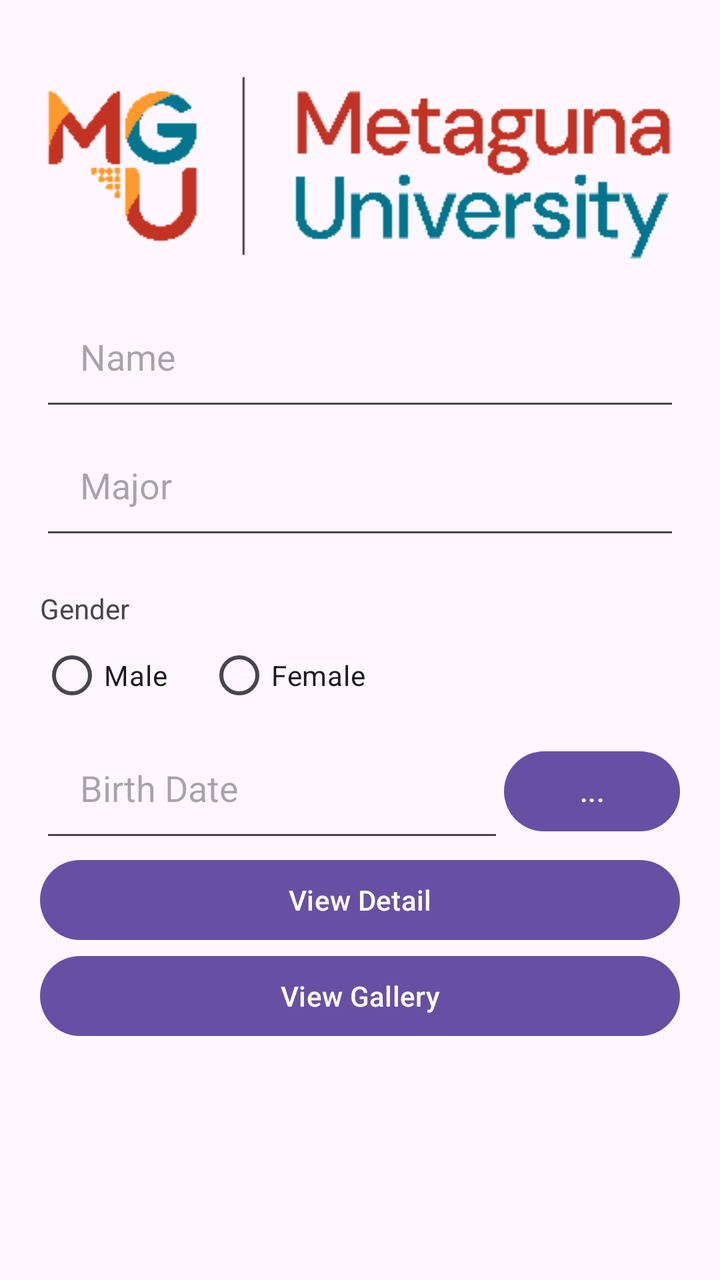
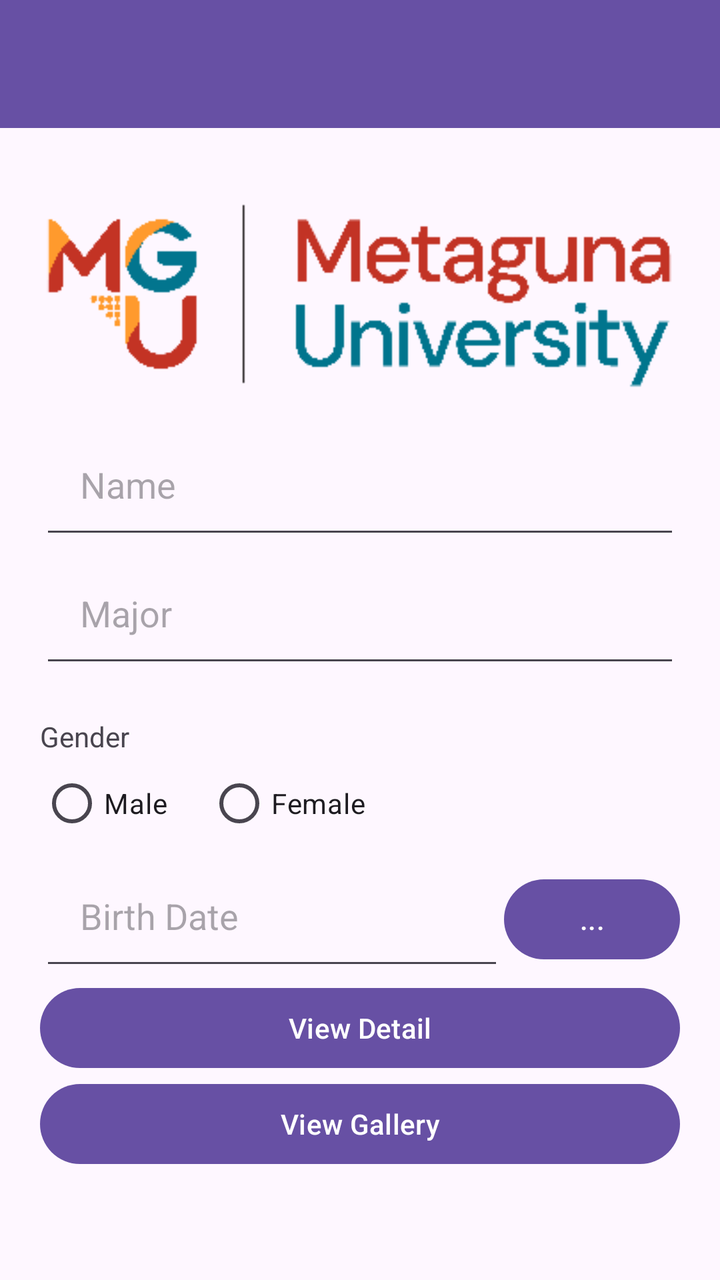

An Android layout rendered at two revisions. The XML below is the earlier revision; the diff shows what the commit changed to produce the second picture.
<!-- AndroidManifest.xml: application theme Theme.MP -->
<!-- res/layout/profile_screen.xml -->
<?xml version="1.0" encoding="utf-8"?>
<LinearLayout xmlns:android="http://schemas.android.com/apk/res/android"
    xmlns:app="http://schemas.android.com/apk/res-auto"
    android:orientation="vertical"
    android:layout_width="match_parent"
    android:layout_height="match_parent"
    android:padding="@dimen/padding_default"
    >

    <ImageView
        android:id="@+id/imageView"
        android:layout_width="match_parent"
        android:layout_height="wrap_content"
        android:contentDescription="@null"
        android:src="@drawable/metaguna" />

    <EditText
        android:id="@+id/name_text"
        android:layout_width="match_parent"
        android:layout_height="wrap_content"
        android:inputType="text"
        android:padding="@dimen/padding_default"
        android:hint="Name"
        android:visibility="visible" />

    <EditText
        android:id="@+id/major_text"
        android:layout_width="match_parent"
        android:layout_height="wrap_content"
        android:visibility="visible"
        android:hint="Major"
        android:inputType="text"
        android:padding="@dimen/padding_default"
         />

    <TextView
        android:id="@+id/textView4"
        android:layout_width="match_parent"
        android:layout_height="wrap_content"
        android:paddingTop="@dimen/padding_default"
        android:text="Gender" />

    <RadioGroup
        android:id="@+id/gender_group"
        android:layout_width="match_parent"
        android:layout_height="wrap_content"
        android:orientation="horizontal">

        <RadioButton
            android:id="@+id/man_radio"
            android:layout_width="wrap_content"
            android:layout_height="wrap_content"
            android:paddingRight="@dimen/padding_default"
            android:text="Male" />

        <RadioButton
            android:id="@+id/women_radio"
            android:layout_width="wrap_content"
            android:layout_height="wrap_content"
            android:text="Female" />
    </RadioGroup>

    <LinearLayout
        android:layout_width="match_parent"
        android:layout_height="wrap_content"
        android:orientation="horizontal"
        >

        <EditText
            android:id="@+id/birth_date"
            android:layout_width="227dp"
            android:layout_height="wrap_content"
            android:layout_weight="1"
            android:hint="Birth Date"
            android:inputType="text"
            android:onClick="dateDialogListener"
            android:padding="@dimen/padding_default"
            android:visibility="visible" />

        <Button
            android:id="@+id/datepicker"
            android:layout_width="wrap_content"
            android:layout_height="wrap_content"
            android:text="..." />

    </LinearLayout>

    <ListView
        android:id="@+id/city"
        android:layout_width="match_parent"
        android:layout_height="wrap_content" />

    <Button
        android:id="@+id/detail_btn"
        android:layout_width="match_parent"
        android:layout_height="wrap_content"
        android:text="View Detail" />

    <Button
        android:id="@+id/btn_gallery"
        android:layout_width="match_parent"
        android:layout_height="wrap_content"
        android:text="View Gallery" />


</LinearLayout>
<!-- resources referenced by this layout -->
<resources>
  <dimen name="padding_default">20dp</dimen>
  <!-- drawable metaguna: png bitmap (drawable, 5813 bytes) -->
  <style name="Theme.MP" parent="Theme.Material3.DayNight.NoActionBar" />
</resources>

<!-- the commit's change to res/layout/profile_screen.xml (unified diff, before → after) -->
@@ -1,106 +1,116 @@
 <?xml version="1.0" encoding="utf-8"?>
 <LinearLayout xmlns:android="http://schemas.android.com/apk/res/android"
     xmlns:app="http://schemas.android.com/apk/res-auto"
+    android:id="@+id/main"
     android:orientation="vertical"
     android:layout_width="match_parent"
-    android:layout_height="match_parent"
-    android:padding="@dimen/padding_default"
-    >
+    android:layout_height="match_parent">
 
-    <ImageView
-        android:id="@+id/imageView"
+    <androidx.appcompat.widget.Toolbar
+        android:id="@+id/toolbar"
         android:layout_width="match_parent"
         android:layout_height="wrap_content"
-        android:contentDescription="@null"
-        android:src="@drawable/metaguna" />
-
-    <EditText
-        android:id="@+id/name_text"
-        android:layout_width="match_parent"
-        android:layout_height="wrap_content"
-        android:inputType="text"
-        android:padding="@dimen/padding_default"
-        android:hint="Name"
-        android:visibility="visible" />
-
-    <EditText
-        android:id="@+id/major_text"
-        android:layout_width="match_parent"
-        android:layout_height="wrap_content"
-        android:visibility="visible"
-        android:hint="Major"
-        android:inputType="text"
-        android:padding="@dimen/padding_default"
-         />
-
-    <TextView
-        android:id="@+id/textView4"
-        android:layout_width="match_parent"
-        android:layout_height="wrap_content"
-        android:paddingTop="@dimen/padding_default"
-        android:text="Gender" />
-
-    <RadioGroup
-        android:id="@+id/gender_group"
-        android:layout_width="match_parent"
-        android:layout_height="wrap_content"
-        android:orientation="horizontal">
-
-        <RadioButton
-            android:id="@+id/man_radio"
-            android:layout_width="wrap_content"
-            android:layout_height="wrap_content"
-            android:paddingRight="@dimen/padding_default"
-            android:text="Male" />
-
-        <RadioButton
-            android:id="@+id/women_radio"
-            android:layout_width="wrap_content"
-            android:layout_height="wrap_content"
-            android:text="Female" />
-    </RadioGroup>
+        android:background="?attr/colorPrimary"
+        android:theme="@style/ThemeOverlay.AppCompat.Dark.ActionBar" />
 
     <LinearLayout
+        android:orientation="vertical"
         android:layout_width="match_parent"
-        android:layout_height="wrap_content"
-        android:orientation="horizontal"
-        >
+        android:layout_height="match_parent"
+        android:padding="@dimen/padding_default">
+
+        <ImageView
+            android:id="@+id/imageView"
+            android:layout_width="match_parent"
+            android:layout_height="wrap_content"
+            android:contentDescription="@null"
+            android:src="@drawable/metaguna" />
 
         <EditText
-            android:id="@+id/birth_date"
-            android:layout_width="227dp"
+            android:id="@+id/name_text"
+            android:layout_width="match_parent"
             android:layout_height="wrap_content"
-            android:layout_weight="1"
-            android:hint="Birth Date"
             android:inputType="text"
-            android:onClick="dateDialogListener"
             android:padding="@dimen/padding_default"
+            android:hint="Name"
             android:visibility="visible" />
 
+        <EditText
+            android:id="@+id/major_text"
+            android:layout_width="match_parent"
+            android:layout_height="wrap_content"
+            android:visibility="visible"
+            android:hint="Major"
+            android:inputType="text"
+            android:padding="@dimen/padding_default" />
+
+        <TextView
+            android:id="@+id/textView4"
+            android:layout_width="match_parent"
+            android:layout_height="wrap_content"
+            android:paddingTop="@dimen/padding_default"
+            android:text="Gender" />
+
+        <RadioGroup
+            android:id="@+id/gender_group"
+            android:layout_width="match_parent"
+            android:layout_height="wrap_content"
+            android:orientation="horizontal">
+
+            <RadioButton
+                android:id="@+id/man_radio"
+                android:layout_width="wrap_content"
+                android:layout_height="wrap_content"
+                android:paddingRight="@dimen/padding_default"
+                android:text="Male" />
+
+            <RadioButton
+                android:id="@+id/women_radio"
+                android:layout_width="wrap_content"
+                android:layout_height="wrap_content"
+                android:text="Female" />
+        </RadioGroup>
+
+        <LinearLayout
+            android:layout_width="match_parent"
+            android:layout_height="wrap_content"
+            android:orientation="horizontal">
+
+            <EditText
+                android:id="@+id/birth_date"
+                android:layout_width="227dp"
+                android:layout_height="wrap_content"
+                android:layout_weight="1"
+                android:hint="Birth Date"
+                android:inputType="text"
+                android:onClick="dateDialogListener"
+                android:padding="@dimen/padding_default"
+                android:visibility="visible" />
+
+            <Button
+                android:id="@+id/datepicker"
+                android:layout_width="wrap_content"
+                android:layout_height="wrap_content"
+                android:text="..." />
+
+        </LinearLayout>
+
+        <ListView
+            android:id="@+id/city"
+            android:layout_width="match_parent"
+            android:layout_height="wrap_content" />
+
         <Button
-            android:id="@+id/datepicker"
-            android:layout_width="wrap_content"
+            android:id="@+id/detail_btn"
+            android:layout_width="match_parent"
             android:layout_height="wrap_content"
-            android:text="..." />
+            android:text="View Detail" />
+
+        <Button
+            android:id="@+id/btn_gallery"
+            android:layout_width="match_parent"
+            android:layout_height="wrap_content"
+            android:text="View Gallery" />
 
     </LinearLayout>
-
-    <ListView
-        android:id="@+id/city"
-        android:layout_width="match_parent"
-        android:layout_height="wrap_content" />
-
-    <Button
-        android:id="@+id/detail_btn"
-        android:layout_width="match_parent"
-        android:layout_height="wrap_content"
-        android:text="View Detail" />
-
-    <Button
-        android:id="@+id/btn_gallery"
-        android:layout_width="match_parent"
-        android:layout_height="wrap_content"
-        android:text="View Gallery" />
-
-
 </LinearLayout>
